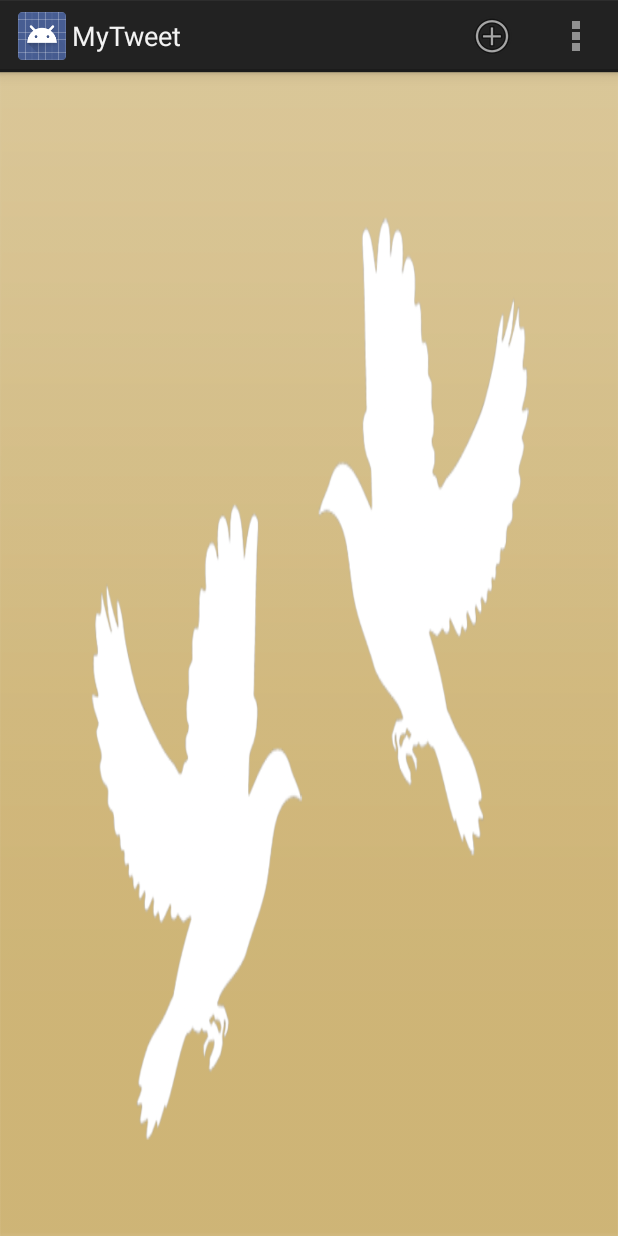
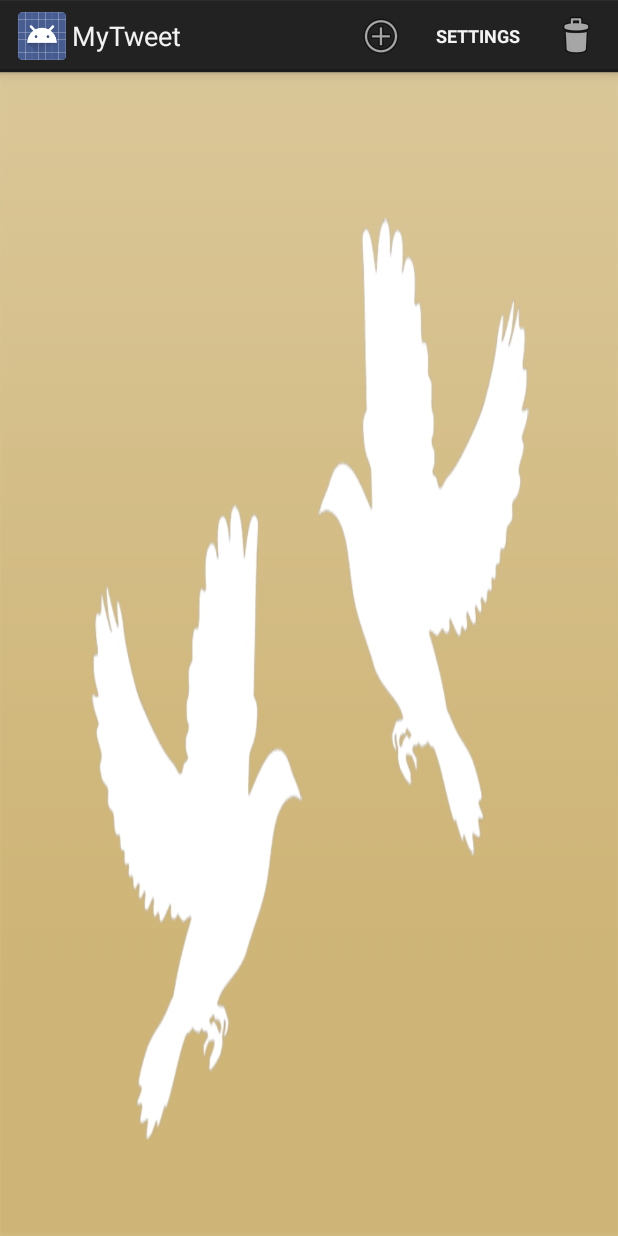
Before and after one commit to beluskova/MyTweet-assignment1, an Android app: the screen it shows after launch (TimelineListActivity), on a phone screen of 412 x 824 dp. Run offline under Robolectric (Android 15) with nearby library versions, the phone set to English and light mode, and no system bars.

Commit message:
mytweet: final polishing

```diff
--- a/app/src/main/res/layout/activity_timeline.xml
+++ b/app/src/main/res/layout/activity_timeline.xml
@@ -2,7 +2,7 @@
     xmlns:tools="http://schemas.android.com/tools"
     android:layout_width="match_parent"
     android:layout_height="match_parent"
-    android:background="@drawable/birdies">
+    android:background="@drawable/doves">
 
     <ListView
         android:id="@+id/messageList"
--- a/app/src/main/res/layout/fragment_message.xml
+++ b/app/src/main/res/layout/fragment_message.xml
@@ -79,6 +79,4 @@
         android:layout_alignParentBottom="true"
         android:layout_centerHorizontal="true" />
 
-
-
 </RelativeLayout>
--- a/app/src/main/res/menu/menu_timeline.xml
+++ b/app/src/main/res/menu/menu_timeline.xml
@@ -12,10 +12,14 @@
     <item
         android:id="@+id/action_settings"
         android:title="@string/action_settings"
+        android:icon="@android:drawable/ic_menu_settings"
+        android:showAsAction="ifRoom|withText"
         android:orderInCategory="100" />
 
     <item
         android:id="@+id/action_clear"
         android:title="@string/action_clear"
+        android:icon="@android:drawable/ic_menu_delete"
+        android:showAsAction="ifRoom|withText"
         android:orderInCategory="100" />
 </menu>
--- a/app/src/main/res/menu/menu_twitter.xml
+++ b/app/src/main/res/menu/menu_twitter.xml
@@ -1,7 +1,9 @@
 <menu xmlns:android="http://schemas.android.com/apk/res/android"
     xmlns:app="http://schemas.android.com/apk/res-auto"
-    xmlns:tools="http://schemas.android.com/tools" tools:context=".mytweetActivity">
+    xmlns:tools="http://schemas.android.com/tools"
+    tools:context=".mytweetActivity">
 
-    <item android:id="@+id/action_settings" android:title="@string/action_settings"
+    <item android:id="@+id/action_settings"
+        android:title="@string/action_settings"
         android:orderInCategory="100" />
 </menu>
--- a/app/src/main/res/menu/message_list_context.xml
+++ b/app/src/main/res/menu/message_list_context.xml
@@ -2,7 +2,7 @@
 <menu xmlns:android="http://schemas.android.com/apk/res/android">
 
         <item android:id="@+id/menu_item_delete_message"
-            android:icon="@android:drawable/ic_menu_delete"
+            android:icon="@android:drawable/ic_delete"
             android:title="@string/delete_message" />
 
 
--- a/app/src/main/res/xml/preferences.xml
+++ b/app/src/main/res/xml/preferences.xml
@@ -1,7 +1,10 @@
 <?xml version="1.0" encoding="utf-8"?>
 <PreferenceScreen
     xmlns:android="http://schemas.android.com/apk/res/android"
-    android:background="@drawable/doves">
+    xmlns:tools="http://schemas.android.com/tools"
+    android:layout_width="match_parent"
+    android:layout_height="match_parent">
+
 
     <EditTextPreference
         android:title="User Name"
```
